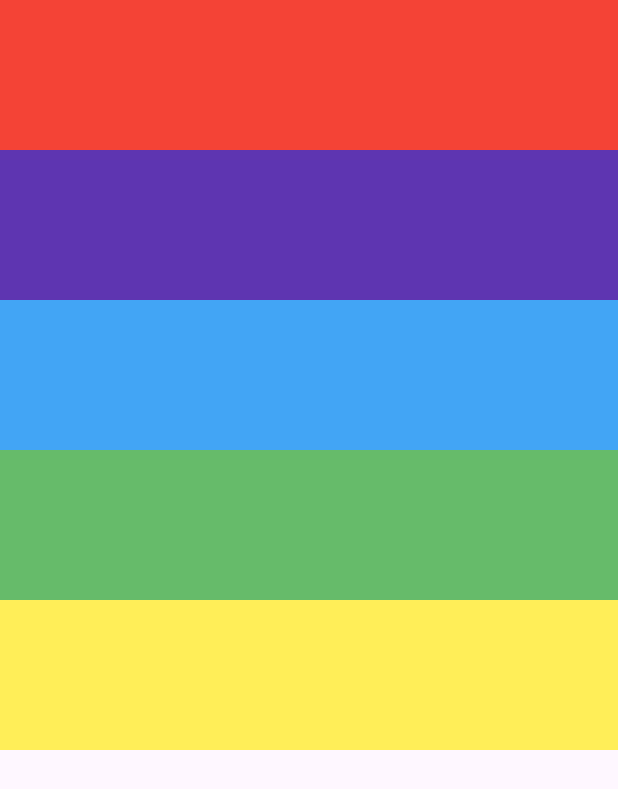
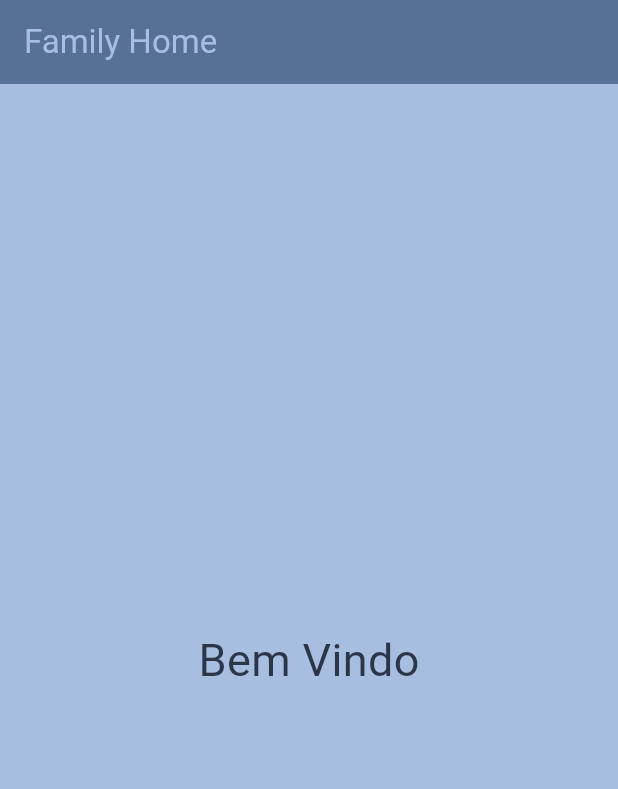
Before and after one commit to NicolasKLange/App-Family-Home, a Flutter app: the screen it shows after launch, on a phone screen of 412 x 824 dp. Shown: the top 789 px of the screen. Run offline on Flutter 3.47's test engine with Material 3 defaults, Android fonts, the light colour scheme and no system bars.

```diff
--- /dev/null
+++ b/lib/assets/colors.dart
@@ -0,0 +1,21 @@
+//**** PALETA DE CORES APP ****
+
+/*
+Azul Escuro
+//color: Color(0xFF2B3649),
+*/
+
+/*
+Azul Intermediário
+color: Color(0xFF577096),
+*/
+
+/*
+Azul Claro
+color: Color(0xFFA8BEE0)
+*/
+
+/*
+  Branco
+  color: Color(0xFFEDE8E8)
+*/
--- a/lib/main.dart
+++ b/lib/main.dart
@@ -10,40 +10,24 @@ class MyApp extends StatelessWidget {
   @override
   Widget build(BuildContext context) {
     return MaterialApp(
-      debugShowCheckedModeBanner: false,
       home: Scaffold(
-        body: ListView(
-
-          children: [
-            Container(
-              width: 100,
-              height: 100,
-              color: Colors.red,
-              ),
-              Container(
-              width: 100,
-              height: 100,
-              color: Colors.deepPurple[600],
-              ),
-              Container(
-              width: 100,
-              height: 100,
-              color: Colors.blue[400],
-              ),
-              Container(
-              width: 100,
-              height: 100,
-              color: Colors.green[400],
-              ),
-              Container(
-              width: 100,
-              height: 100,
-              color: Colors.yellow[400],
-              ),
-          ],
+        backgroundColor: const Color(0xFFA8BEE0),
+        appBar: AppBar(
+          backgroundColor: const Color(0xFF577096),
+          title: const Text(
+            'Family Home',
+            style: TextStyle(
+              color: Color(0xFFA8BEE0),
+            ),
           ),
+        ),
+        body: const Center(
+          child: Text(
+            'Bem Vindo',
+            style: TextStyle(color: Color(0xFF2B3649), fontSize: 30),
+          ),
+        ),
       ),
-
     );
   }
 }
```
